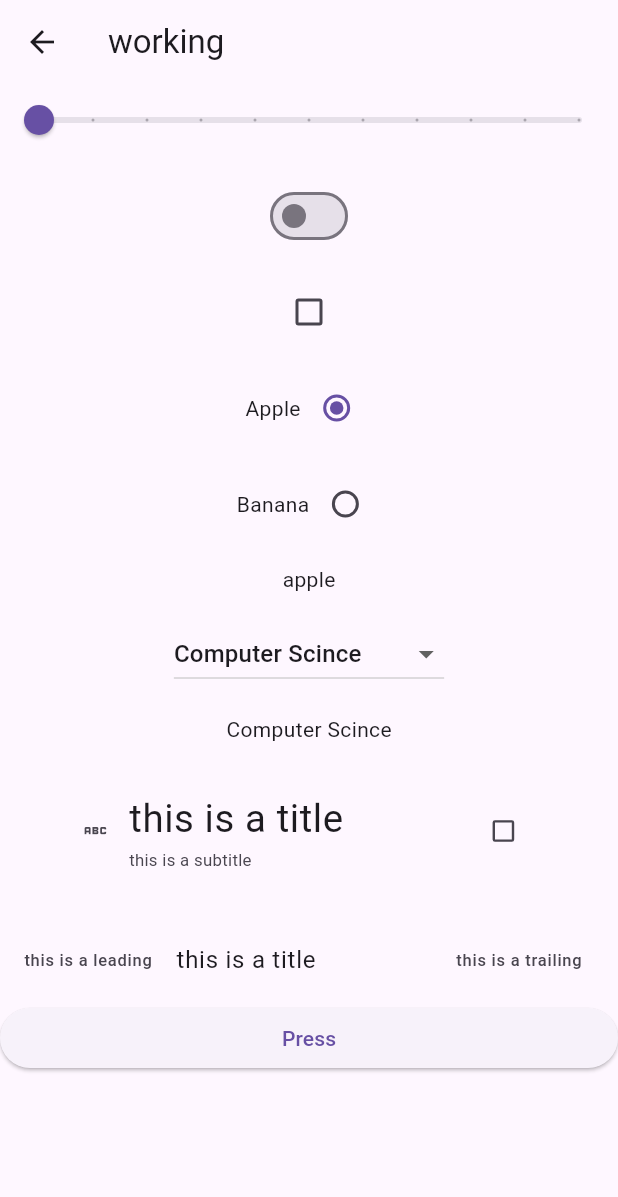
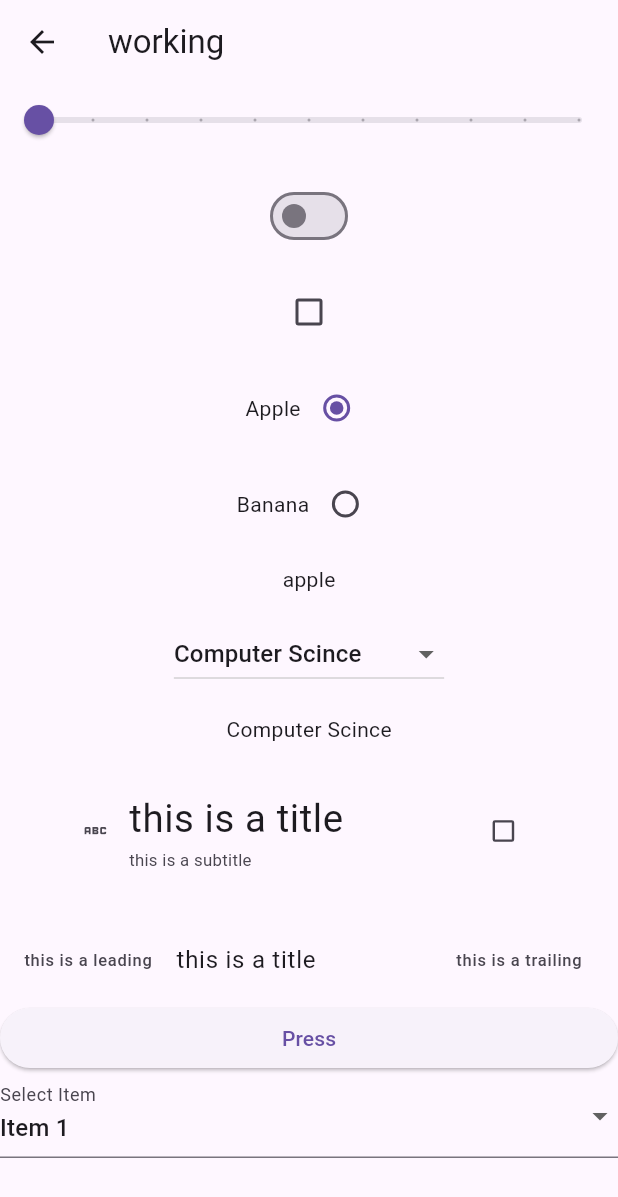
Before and after one commit to Dimah02/learning-app, a Flutter app: the HomeView screen opened directly, on a phone screen of 412 x 824 dp. Shown: the top 1197 px of the screen. Run offline on Flutter 3.47's test engine with Material 3 defaults, Android fonts, the phone set to English and light mode, and no system bars; our stand-ins replace audioplayers, firebase_auth, firebase_core; accounts and stored records are empty.

Commit message:
Update notes.dart

```diff
--- a/lib/notes.dart
+++ b/lib/notes.dart
@@ -20,6 +20,7 @@ class _HomeViewState extends State<HomeView> {
     'Data Scince'
   ];
   String dropdownValue = "Computer Scince";
+  String _selectedItem = 'Item 1';
   @override
   Widget build(BuildContext context) {
     return Scaffold(
@@ -163,7 +164,20 @@ class _HomeViewState extends State<HomeView> {
               ScaffoldMessenger.of(context).showSnackBar(snackBar);
             },
             child: const Text("Press"),
-          )
+          ),
+          DropdownButtonFormField<String>(
+            value: _selectedItem,
+            items: const [
+              DropdownMenuItem(child: Text('Item 1'), value: 'Item 1'),
+              DropdownMenuItem(child: Text('Item 2'), value: 'Item 2'),
+            ],
+            onChanged: (value) {
+              setState(() {
+                _selectedItem = value!;
+              });
+            },
+            decoration: const InputDecoration(labelText: 'Select Item'),
+          ),
         ],
       ),
     );
```
